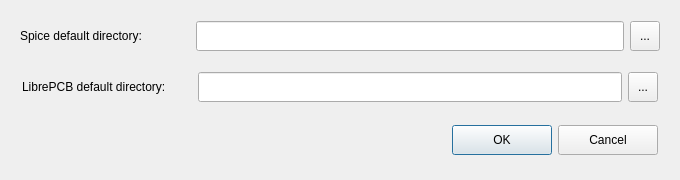
Qt form ui/directorydialog.ui (SirBlaz333/L2Spice) before a commit.
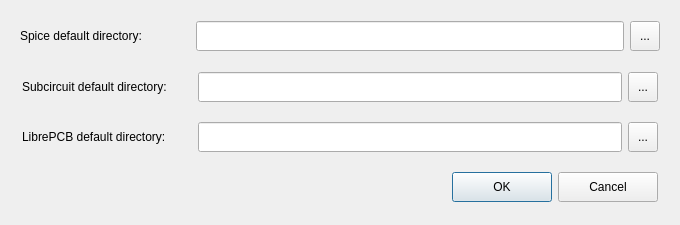
The same form after that commit.

Commit message: Add ability to change subcircuit directory. Add Help menu with a link to user manual

What changed in the file:
```diff
--- a/ui/directorydialog.ui
+++ b/ui/directorydialog.ui
@@ -10,7 +10,7 @@
     <x>0</x>
     <y>0</y>
     <width>680</width>
-    <height>180</height>
+    <height>225</height>
    </rect>
   </property>
   <property name="sizePolicy">
@@ -28,7 +28,7 @@
   <property name="maximumSize">
    <size>
     <width>680</width>
-    <height>180</height>
+    <height>225</height>
    </size>
   </property>
   <property name="windowTitle">
@@ -41,84 +41,6 @@
    <property name="verticalSpacing">
     <number>0</number>
    </property>
-   <item row="2" column="2">
-    <widget class="QWidget" name="libreDirWidget" native="true">
-     <property name="maximumSize">
-      <size>
-       <width>16777215</width>
-       <height>50</height>
-      </size>
-     </property>
-     <layout class="QHBoxLayout" name="horizontalLayout_2">
-      <property name="leftMargin">
-       <number>11</number>
-      </property>
-      <property name="topMargin">
-       <number>11</number>
-      </property>
-      <property name="rightMargin">
-       <number>11</number>
-      </property>
-      <property name="bottomMargin">
-       <number>11</number>
-      </property>
-      <item>
-       <widget class="QLabel" name="libreDirLabel">
-        <property name="minimumSize">
-         <size>
-          <width>170</width>
-          <height>30</height>
-         </size>
-        </property>
-        <property name="maximumSize">
-         <size>
-          <width>170</width>
-          <height>30</height>
-         </size>
-        </property>
-        <property name="text">
-         <string>LibrePCB default directory:</string>
-        </property>
-       </widget>
-      </item>
-      <item>
-       <widget class="QLineEdit" name="libreDirLineEdit">
-        <property name="minimumSize">
-         <size>
-          <width>300</width>
-          <height>30</height>
-         </size>
-        </property>
-        <property name="maximumSize">
-         <size>
-          <width>800</width>
-          <height>30</height>
-         </size>
-        </property>
-       </widget>
-      </item>
-      <item>
-       <widget class="QToolButton" name="libreDirToolButton">
-        <property name="minimumSize">
-         <size>
-          <width>30</width>
-          <height>30</height>
-         </size>
-        </property>
-        <property name="maximumSize">
-         <size>
-          <width>30</width>
-          <height>30</height>
-         </size>
-        </property>
-        <property name="text">
-         <string>...</string>
-        </property>
-       </widget>
-      </item>
-     </layout>
-    </widget>
-   </item>
    <item row="1" column="2">
     <widget class="QWidget" name="spiceDirWidget" native="true">
      <property name="maximumSize">
@@ -186,7 +108,91 @@
     </widget>
    </item>
    <item row="3" column="2">
+    <widget class="QWidget" name="libreDirWidget" native="true">
+     <property name="maximumSize">
+      <size>
+       <width>16777215</width>
+       <height>50</height>
+      </size>
+     </property>
+     <layout class="QHBoxLayout" name="horizontalLayout_2">
+      <property name="leftMargin">
+       <number>11</number>
+      </property>
+      <property name="topMargin">
+       <number>11</number>
+      </property>
+      <property name="rightMargin">
+       <number>11</number>
+      </property>
+      <property name="bottomMargin">
+       <number>11</number>
+      </property>
+      <item>
+       <widget class="QLabel" name="libreDirLabel">
+        <property name="minimumSize">
+         <size>
+          <width>170</width>
+          <height>30</height>
+         </size>
+        </property>
+        <property name="maximumSize">
+         <size>
+          <width>170</width>
+          <height>30</height>
+         </size>
+        </property>
+        <property name="text">
+         <string>LibrePCB default directory:</string>
+        </property>
+       </widget>
+      </item>
+      <item>
+       <widget class="QLineEdit" name="libreDirLineEdit">
+        <property name="minimumSize">
+         <size>
+          <width>300</width>
+          <height>30</height>
+         </size>
+        </property>
+        <property name="maximumSize">
+         <size>
+          <width>800</width>
+          <height>30</height>
+         </size>
+        </property>
+       </widget>
+      </item>
+      <item>
+       <widget class="QToolButton" name="libreDirToolButton">
+        <property name="minimumSize">
+         <size>
+          <width>30</width>
+          <height>30</height>
+         </size>
+        </property>
+        <property name="maximumSize">
+         <size>
+          <width>30</width>
+          <height>30</height>
+         </size>
+        </property>
+        <property name="text">
+         <string>...</string>
+        </property>
+       </widget>
+      </item>
+     </layout>
+    </widget>
+   </item>
+   <item row="6" column="2">
     <widget class="QWidget" name="buttonBoxWidget" native="true">
+     <property name="maximumSize">
+      <size>
+       <width>16777215</width>
+       <height>50</height>
+      </size>
+     </property>
      <layout class="QHBoxLayout" name="horizontalLayout_3">
       <property name="leftMargin">
        <number>11</number>
@@ -254,6 +260,84 @@
      </layout>
     </widget>
    </item>
+   <item row="2" column="2">
+    <widget class="QFrame" name="subcircuitDirWidget">
+     <property name="maximumSize">
+      <size>
+       <width>16777215</width>
+       <height>50</height>
+      </size>
+     </property>
+     <layout class="QHBoxLayout" name="horizontalLayout_5">
+      <property name="leftMargin">
+       <number>11</number>
+      </property>
+      <property name="topMargin">
+       <number>11</number>
+      </property>
+      <property name="rightMargin">
+       <number>11</number>
+      </property>
+      <property name="bottomMargin">
+       <number>11</number>
+      </property>
+      <item>
+       <widget class="QLabel" name="subcircuitDirLabel">
+        <property name="minimumSize">
+         <size>
+          <width>170</width>
+          <height>30</height>
+         </size>
+        </property>
+        <property name="maximumSize">
+         <size>
+          <width>170</width>
+          <height>30</height>
+         </size>
+        </property>
+        <property name="text">
+         <string>Subcircuit default directory:</string>
+        </property>
+       </widget>
+      </item>
+      <item>
+       <widget class="QLineEdit" name="subcircuitDirLineEdit">
+        <property name="minimumSize">
+         <size>
+          <width>300</width>
+          <height>30</height>
+         </size>
+        </property>
+        <property name="maximumSize">
+         <size>
+          <width>800</width>
+          <height>30</height>
+         </size>
+        </property>
+       </widget>
+      </item>
+      <item>
+       <widget class="QToolButton" name="subcircuitDirToolButton">
+        <property name="minimumSize">
+         <size>
+          <width>30</width>
+          <height>30</height>
+         </size>
+        </property>
+        <property name="maximumSize">
+         <size>
+          <width>30</width>
+          <height>30</height>
+         </size>
+        </property>
+        <property name="text">
+         <string>...</string>
+        </property>
+       </widget>
+      </item>
+     </layout>
+    </widget>
+   </item>
   </layout>
  </widget>
  <resources/>
```
The commit also changes 5 other files.
